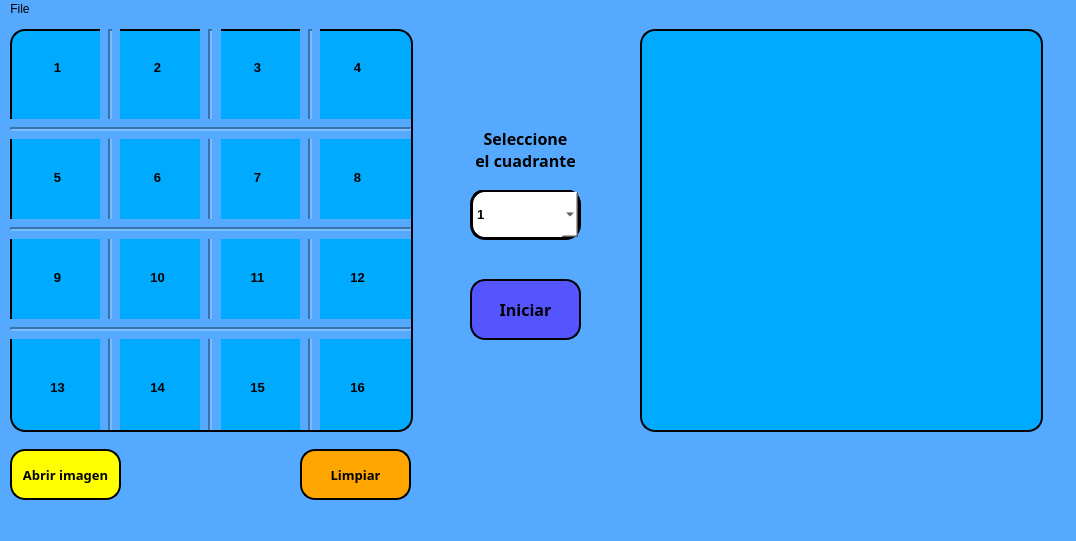
Above: proyecto_1/src/gui.ui from astuaTEC/sastua_computer_architecture_1_2022 before the change. Below: the same form after it.
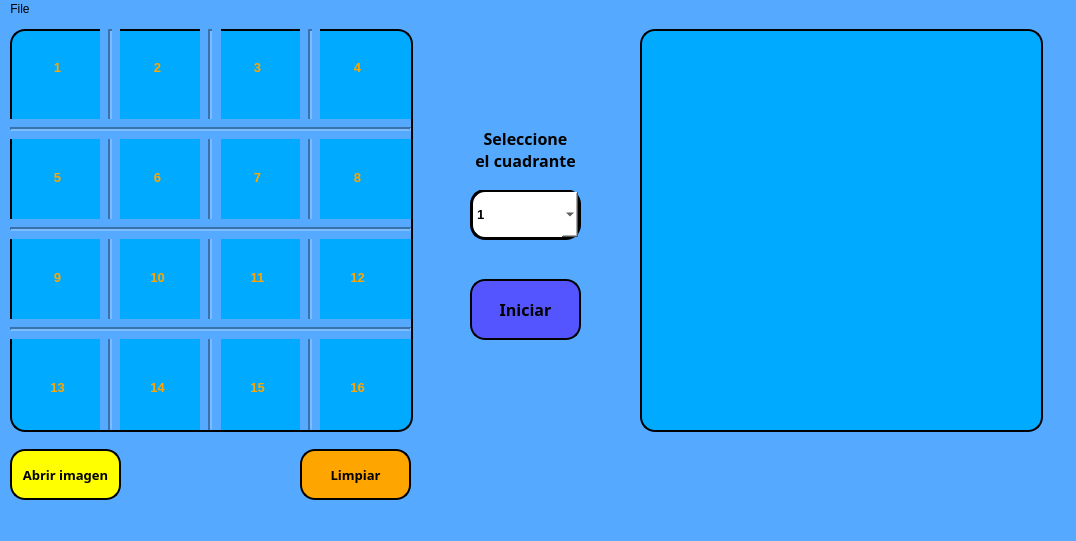
That is the form after the change.

Commit message: Actualizar gui y empezar algoritmo

Patch:
```diff
--- a/proyecto_1/src/gui.ui
+++ b/proyecto_1/src/gui.ui
@@ -249,7 +249,8 @@
      </font>
     </property>
     <property name="styleSheet">
-     <string notr="true">background-color: transparent;</string>
+     <string notr="true">background-color: transparent;
+color: orange;</string>
     </property>
     <property name="lineWidth">
      <number>1</number>
@@ -279,7 +280,8 @@
      </font>
     </property>
     <property name="styleSheet">
-     <string notr="true">background-color: transparent;</string>
+     <string notr="true">background-color: transparent;
+color: orange;</string>
     </property>
     <property name="lineWidth">
      <number>1</number>
@@ -309,7 +311,8 @@
      </font>
     </property>
     <property name="styleSheet">
-     <string notr="true">background-color: transparent;</string>
+     <string notr="true">background-color: transparent;
+color: orange;</string>
     </property>
     <property name="lineWidth">
      <number>1</number>
@@ -339,7 +342,8 @@
      </font>
     </property>
     <property name="styleSheet">
-     <string notr="true">background-color: transparent;</string>
+     <string notr="true">background-color: transparent;
+color: orange;</string>
     </property>
     <property name="lineWidth">
      <number>1</number>
@@ -369,7 +373,8 @@
      </font>
     </property>
     <property name="styleSheet">
-     <string notr="true">background-color: transparent;</string>
+     <string notr="true">background-color: transparent;
+color: orange;</string>
     </property>
     <property name="lineWidth">
      <number>1</number>
@@ -399,7 +404,8 @@
      </font>
     </property>
     <property name="styleSheet">
-     <string notr="true">background-color: transparent;</string>
+     <string notr="true">background-color: transparent;
+color: orange;</string>
     </property>
     <property name="lineWidth">
      <number>1</number>
@@ -429,7 +435,8 @@
      </font>
     </property>
     <property name="styleSheet">
-     <string notr="true">background-color: transparent;</string>
+     <string notr="true">background-color: transparent;
+color: orange;</string>
     </property>
     <property name="lineWidth">
      <number>1</number>
@@ -459,7 +466,8 @@
      </font>
     </property>
     <property name="styleSheet">
-     <string notr="true">background-color: transparent;</string>
+     <string notr="true">background-color: transparent;
+color: orange;</string>
     </property>
     <property name="lineWidth">
      <number>1</number>
@@ -489,7 +497,8 @@
      </font>
     </property>
     <property name="styleSheet">
-     <string notr="true">background-color: transparent;</string>
+     <string notr="true">background-color: transparent;
+color: orange;</string>
     </property>
     <property name="lineWidth">
      <number>1</number>
@@ -520,7 +529,8 @@
      </font>
     </property>
     <property name="styleSheet">
-     <string notr="true">background-color: transparent;</string>
+     <string notr="true">background-color: transparent;
+color: orange;</string>
     </property>
     <property name="lineWidth">
      <number>1</number>
@@ -550,7 +560,8 @@
      </font>
     </property>
     <property name="styleSheet">
-     <string notr="true">background-color: transparent;</string>
+     <string notr="true">background-color: transparent;
+color: orange;</string>
     </property>
     <property name="lineWidth">
      <number>1</number>
@@ -580,7 +591,8 @@
      </font>
     </property>
     <property name="styleSheet">
-     <string notr="true">background-color: transparent;</string>
+     <string notr="true">background-color: transparent;
+color: orange;</string>
     </property>
     <property name="lineWidth">
      <number>1</number>
@@ -610,7 +622,8 @@
      </font>
     </property>
     <property name="styleSheet">
-     <string notr="true">background-color: transparent;</string>
+     <string notr="true">background-color: transparent;
+color: orange;</string>
     </property>
     <property name="lineWidth">
      <number>1</number>
@@ -640,7 +653,8 @@
      </font>
     </property>
     <property name="styleSheet">
-     <string notr="true">background-color: transparent;</string>
+     <string notr="true">background-color: transparent;
+color: orange;</string>
     </property>
     <property name="lineWidth">
      <number>1</number>
@@ -670,7 +684,8 @@
      </font>
     </property>
     <property name="styleSheet">
-     <string notr="true">background-color: transparent;</string>
+     <string notr="true">background-color: transparent;
+color: orange;</string>
     </property>
     <property name="lineWidth">
      <number>1</number>
@@ -700,7 +715,8 @@
      </font>
     </property>
     <property name="styleSheet">
-     <string notr="true">background-color: transparent;</string>
+     <string notr="true">background-color: transparent;
+color: orange;</string>
     </property>
     <property name="lineWidth">
      <number>1</number>
```
The commit also changes 4 other files.
